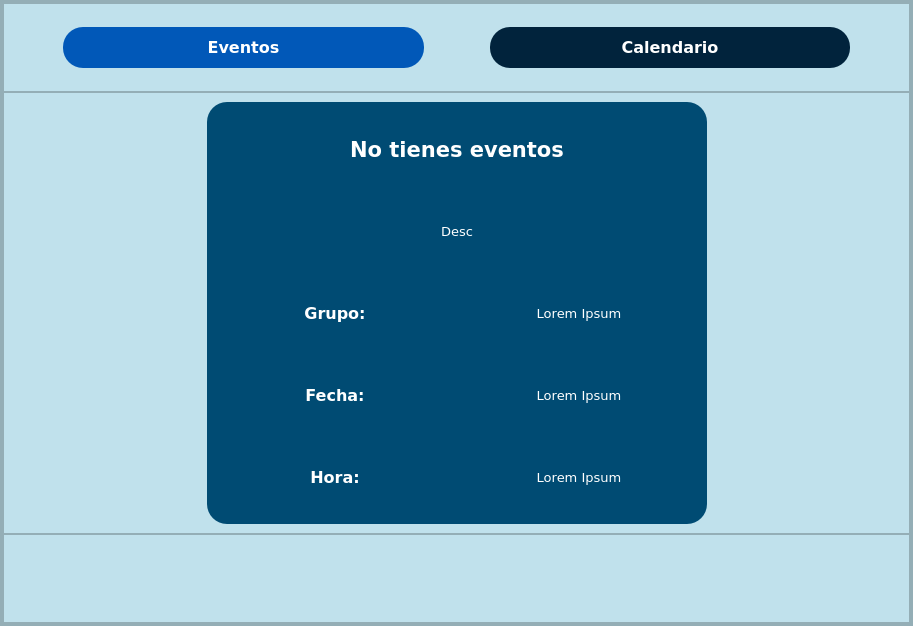
Above: src/resources/interface/Ventana_Eventos_1.ui from Yosoyepa/MyUnApp before the change. Below: the same form after it.
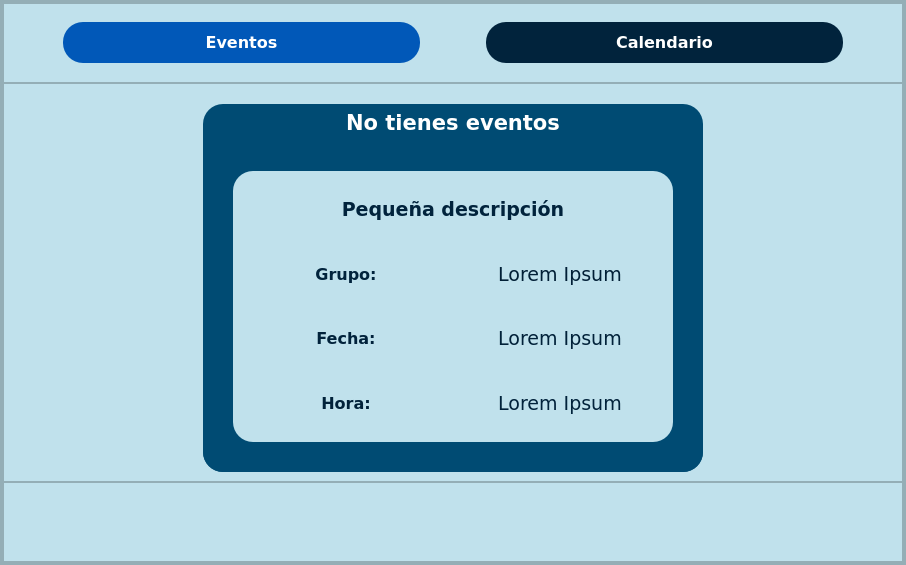
That is the form after the change.

The edit to the form file:
```diff
--- a/src/resources/interface/Ventana_Eventos_1.ui
+++ b/src/resources/interface/Ventana_Eventos_1.ui
@@ -6,8 +6,8 @@
    <rect>
     <x>0</x>
     <y>0</y>
-    <width>913</width>
-    <height>626</height>
+    <width>906</width>
+    <height>565</height>
    </rect>
   </property>
   <property name="windowTitle">
@@ -258,6 +258,9 @@
                 <enum>QFrame::Raised</enum>
                </property>
                <layout class="QHBoxLayout" name="horizontalLayout_2">
+                <property name="topMargin">
+                 <number>20</number>
+                </property>
                 <item>
                  <spacer name="horizontalSpacer">
                   <property name="orientation">
@@ -295,7 +298,22 @@
                   <property name="frameShadow">
                    <enum>QFrame::Raised</enum>
                   </property>
-                  <layout class="QVBoxLayout" name="verticalLayout_5">
+                  <layout class="QVBoxLayout" name="verticalLayout_5" stretch="0,10">
+                   <property name="spacing">
+                    <number>0</number>
+                   </property>
+                   <property name="leftMargin">
+                    <number>0</number>
+                   </property>
+                   <property name="topMargin">
+                    <number>0</number>
+                   </property>
+                   <property name="rightMargin">
+                    <number>0</number>
+                   </property>
+                   <property name="bottomMargin">
+                    <number>0</number>
+                   </property>
                    <item>
                     <widget class="QLabel" name="labelTitulo">
                      <property name="font">
@@ -310,7 +328,15 @@
                       <enum>Qt::LeftToRight</enum>
                      </property>
                      <property name="styleSheet">
-                      <string notr="true">color: white;</string>
+                      <string notr="true">color: white;
+border-radius: 18px;
+border-width: 4px;
+border-style: solid;
+border-color: #00001230;
+padding: 2px;</string>
+                     </property>
+                     <property name="frameShape">
+                      <enum>QFrame::NoFrame</enum>
                      </property>
                      <property name="text">
                       <string>No tienes eventos</string>
@@ -321,6 +347,30 @@
                     </widget>
                    </item>
                    <item>
+                    <widget class="QWidget" name="widget_2" native="true">
+                     <layout class="QVBoxLayout" name="verticalLayout_6">
+                      <property name="spacing">
+                       <number>0</number>
+                      </property>
+                      <property name="leftMargin">
+                       <number>30</number>
+                      </property>
+                      <property name="topMargin">
+                       <number>30</number>
+                      </property>
+                      <property name="rightMargin">
+                       <number>30</number>
+                      </property>
+                      <property name="bottomMargin">
+                       <number>30</number>
+                      </property>
+                      <item>
+                       <widget class="QWidget" name="widget" native="true">
+                        <property name="styleSheet">
+                         <string notr="true">background-color: rgb(192, 225, 236);</string>
+                        </property>
+                        <layout class="QVBoxLayout" name="verticalLayout_3">
+                         <item>
                     <widget class="QLabel" name="labelDesc">
                      <property name="font">
                       <font>
@@ -334,10 +384,10 @@
                       <enum>Qt::LeftToRight</enum>
                      </property>
                      <property name="styleSheet">
-                      <string notr="true">color: white;</string>
+                            <string notr="true">color: rgb(1, 35, 60);</string>
                      </property>
                      <property name="text">
-                      <string>Desc</string>
+                            <string>&lt;html&gt;&lt;head/&gt;&lt;body&gt;&lt;p&gt;&lt;span style=&quot; font-size:14pt; font-weight:600; color:#01233c;&quot;&gt;Pequeña descripción&lt;/span&gt;&lt;/p&gt;&lt;/body&gt;&lt;/html&gt;</string>
                      </property>
                      <property name="alignment">
                       <set>Qt::AlignCenter</set>
@@ -363,7 +413,7 @@
                         <string notr="true">color: white;</string>
                        </property>
                        <property name="text">
-                        <string>Grupo:</string>
+                              <string>&lt;html&gt;&lt;head/&gt;&lt;body&gt;&lt;p&gt;&lt;span style=&quot; color:#01233c;&quot;&gt;Grupo:&lt;/span&gt;&lt;/p&gt;&lt;/body&gt;&lt;/html&gt;</string>
                        </property>
                        <property name="alignment">
                         <set>Qt::AlignCenter</set>
@@ -387,7 +437,7 @@
                         <string notr="true">color: white;</string>
                        </property>
                        <property name="text">
-                        <string>Lorem Ipsum</string>
+                              <string>&lt;html&gt;&lt;head/&gt;&lt;body&gt;&lt;p&gt;&lt;span style=&quot; font-size:14pt; color:#011f36;&quot;&gt;Lorem Ipsum&lt;/span&gt;&lt;/p&gt;&lt;/body&gt;&lt;/html&gt;</string>
                        </property>
                        <property name="alignment">
                         <set>Qt::AlignCenter</set>
@@ -415,7 +465,7 @@
                         <string notr="true">color: white;</string>
                        </property>
                        <property name="text">
-                        <string>Fecha:</string>
+                              <string>&lt;html&gt;&lt;head/&gt;&lt;body&gt;&lt;p&gt;&lt;span style=&quot; color:#01223b;&quot;&gt;Fecha:&lt;/span&gt;&lt;/p&gt;&lt;/body&gt;&lt;/html&gt;</string>
                        </property>
                        <property name="alignment">
                         <set>Qt::AlignCenter</set>
@@ -439,7 +489,7 @@
                         <string notr="true">color: white;</string>
                        </property>
                        <property name="text">
-                        <string>Lorem Ipsum</string>
+                              <string>&lt;html&gt;&lt;head/&gt;&lt;body&gt;&lt;p&gt;&lt;span style=&quot; font-size:14pt; color:#012139;&quot;&gt;Lorem Ipsum&lt;/span&gt;&lt;/p&gt;&lt;/body&gt;&lt;/html&gt;</string>
                        </property>
                        <property name="alignment">
                         <set>Qt::AlignCenter</set>
@@ -467,7 +517,7 @@
                         <string notr="true">color: white;</string>
                        </property>
                        <property name="text">
-                        <string>Hora:</string>
+                              <string>&lt;html&gt;&lt;head/&gt;&lt;body&gt;&lt;p&gt;&lt;span style=&quot; color:#01223a;&quot;&gt;Hora:&lt;/span&gt;&lt;/p&gt;&lt;/body&gt;&lt;/html&gt;</string>
                        </property>
                        <property name="alignment">
                         <set>Qt::AlignCenter</set>
@@ -491,7 +541,7 @@
                         <string notr="true">color: white;</string>
                        </property>
                        <property name="text">
-                        <string>Lorem Ipsum</string>
+                              <string>&lt;html&gt;&lt;head/&gt;&lt;body&gt;&lt;p&gt;&lt;span style=&quot; font-size:14pt; color:#01223b;&quot;&gt;Lorem Ipsum&lt;/span&gt;&lt;/p&gt;&lt;/body&gt;&lt;/html&gt;</string>
                        </property>
                        <property name="alignment">
                         <set>Qt::AlignCenter</set>
@@ -499,6 +549,12 @@
                       </widget>
                      </item>
                     </layout>
+                         </item>
+                        </layout>
+                       </widget>
+                      </item>
+                     </layout>
+                    </widget>
                    </item>
                   </layout>
                  </widget>
```
Left out of the diff: 1 changed line with no effect on the pictures. Lines whose indentation alone changed are shown as unchanged.
